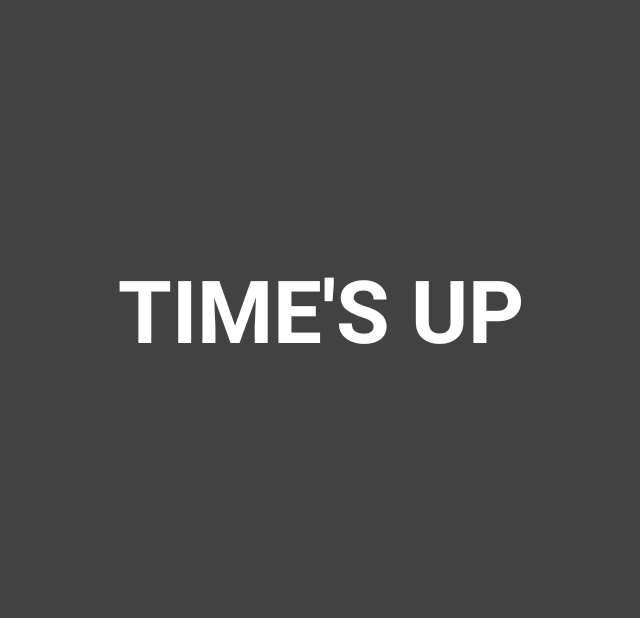
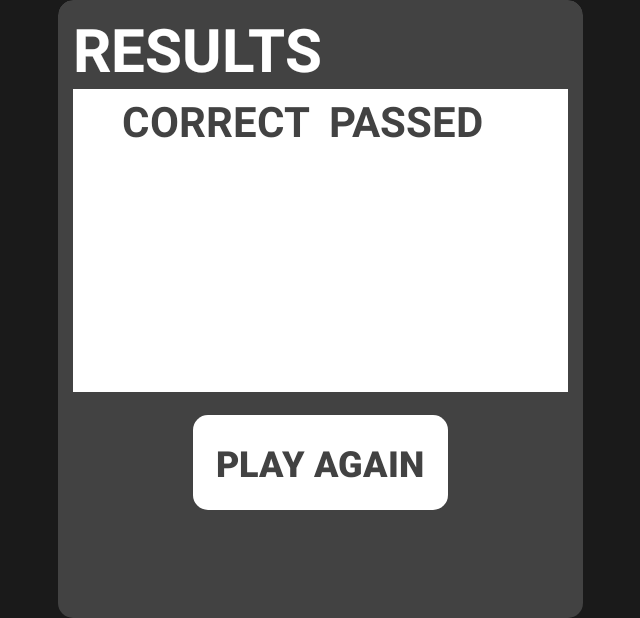
Before and after one commit to ivanvb/HeadsUp, an Android app: the GameActivity screen opened directly, with no data from a screen before it, on a phone screen of 824 x 412 dp (held sideways). Shown: the whole screen, without its empty margins (297-937 px from the left). Run offline under Robolectric (Android 15) with nearby library versions, the phone set to English and light mode, and no system bars; 5 statements that could not run were skipped.

Commit message:
Added results fragment

```diff
--- a/app/src/main/java/com/example/headsup/GameActivity.java
+++ b/app/src/main/java/com/example/headsup/GameActivity.java
@@ -12,6 +12,7 @@ import android.hardware.SensorManager;
 import android.media.MediaPlayer;
 import android.os.CountDownTimer;
 import android.provider.MediaStore;
+import android.support.v4.app.FragmentManager;
 import android.support.v7.app.AppCompatActivity;
 import android.os.Bundle;
 import android.util.Log;
@@ -44,6 +45,8 @@ public class GameActivity extends AppCompatActivity implements SensorEventListen
     Context sensorContext;
     String correctText, incorrectText;
     CountDownTimer timer, delayBeforeEndTimer;
+    ResultsDialogFragment resultsDialogFragment;
+    ArrayList<String> correctWords, incorrectWords;
 
     int STEP = 2000;
     int correct = 0, incorrect = 0;
@@ -55,6 +58,8 @@ public class GameActivity extends AppCompatActivity implements SensorEventListen
         setContentView(R.layout.activity_game);
 
         setGameTime();
+        correctWords = new ArrayList<>();
+        incorrectWords = new ArrayList<>();
         correctText = getResources().getString( R.string.correct );
         incorrectText = getResources().getString( R.string.incorrect );
         words = getWords();
@@ -182,6 +187,7 @@ public class GameActivity extends AppCompatActivity implements SensorEventListen
                     {
                         mpc.start();
                         soundAlreadyPlayed = true;
+                        correctWords.add(currentWord);
                         changeWord();
                         correct++;
                     }
@@ -197,6 +203,7 @@ public class GameActivity extends AppCompatActivity implements SensorEventListen
                     {
                         mpi.start();
                         soundAlreadyPlayed = true;
+                        incorrectWords.add(currentWord);
                         changeWord();
                         incorrect++;
                     }
@@ -304,8 +311,7 @@ public class GameActivity extends AppCompatActivity implements SensorEventListen
 
             @Override
             public void onFinish() {
-                //TO DO
-                //IMPLEMENT FRAGMENT POP UP WITH SCORES
+                openResultsFragment();
             }
         }.start();
     }
@@ -325,4 +331,11 @@ public class GameActivity extends AppCompatActivity implements SensorEventListen
         }
         return super.onKeyDown(keyCode, event);
     }
+
+    private void openResultsFragment()
+    {
+        FragmentManager fm = getSupportFragmentManager();
+        resultsDialogFragment = ResultsDialogFragment.newInstance(correctWords, incorrectWords);
+        resultsDialogFragment.show(fm, "Result");
+    }
 }
--- a/app/src/main/java/com/example/headsup/MainActivity.java
+++ b/app/src/main/java/com/example/headsup/MainActivity.java
@@ -191,7 +191,6 @@ public class MainActivity extends AppCompatActivity implements View.OnClickListe
     {
         FragmentManager fm = getSupportFragmentManager();
         editNameDialogFragment = SettingsDialogFragment.newInstance(theme, music, sound, time);
-
         editNameDialogFragment.show(fm, theme);
     }
 
@@ -200,15 +199,6 @@ public class MainActivity extends AppCompatActivity implements View.OnClickListe
     public void onInputSent(String input) {
 
         editNameDialogFragment.receiveData(input);
-        if(input.contains("commit"))
-        {
-
-        }
-        else
-        {
-
-        }
-
 
     }
 
--- /dev/null
+++ b/app/src/main/java/com/example/headsup/ResultsDialogFragment.java
@@ -0,0 +1,81 @@
+package com.example.headsup;
+
+import android.os.Bundle;
+import android.support.annotation.NonNull;
+import android.support.annotation.Nullable;
+import android.support.v4.app.DialogFragment;
+import android.view.LayoutInflater;
+import android.view.View;
+import android.view.ViewGroup;
+import android.widget.TextView;
+import android.widget.Toast;
+
+import java.util.ArrayList;
+import java.util.Arrays;
+
+public class ResultsDialogFragment extends DialogFragment implements View.OnClickListener{
+
+    private static ArrayList<String> fragCorrectWords, fragIncorrectWords;
+    public ResultsDialogFragment()
+    {
+
+    }
+
+    public static ResultsDialogFragment newInstance(ArrayList<String> correct, ArrayList<String> incorrect) {
+
+
+        fragCorrectWords = correct;
+        fragIncorrectWords = incorrect;
+
+        Bundle args = new Bundle();
+
+        ResultsDialogFragment fragment = new ResultsDialogFragment();
+        fragment.setArguments(args);
+        return fragment;
+    }
+
+    @Nullable
+    @Override
+    public View onCreateView(@NonNull LayoutInflater inflater, @Nullable ViewGroup container, @Nullable Bundle savedInstanceState) {
+        getDialog().getWindow().setBackgroundDrawableResource(R.drawable.round_fragment);
+
+        return inflater.inflate(R.layout.results_dialog_fragment, container);
+    }
+
+    @Override
+    public void onViewCreated(@NonNull View view, @Nullable Bundle savedInstanceState) {
+        super.onViewCreated(view, savedInstanceState);
+
+        publishResults();
+
+    }
+
+    @Override
+    public void onClick(View v) {
+
+    }
+
+    private void publishResults()
+    {
+        TextView tvCorrect, tvIncorrect;
+        tvCorrect = getView().findViewById(R.id.tvCorrectWords);
+        tvIncorrect = getView().findViewById(R.id.tvIncorrectWords);
+
+        String correct = "", incorrect = "";
+
+        for(int i = 0; i < fragCorrectWords.size(); i++)
+        {
+            correct += fragCorrectWords.get(i);
+            correct += "\n\n";
+        }
+
+        for(int i = 0; i < fragIncorrectWords.size(); i++)
+        {
+            incorrect += fragIncorrectWords.get(i);
+            incorrect += "\n\n";
+        }
+
+        tvCorrect.setText(correct);
+        tvIncorrect.setText(incorrect);
+    }
+}
--- /dev/null
+++ b/app/src/main/res/layout/results_dialog_fragment.xml
@@ -0,0 +1,137 @@
+<?xml version="1.0" encoding="utf-8"?>
+<LinearLayout xmlns:android="http://schemas.android.com/apk/res/android"
+    xmlns:app="http://schemas.android.com/apk/res-auto"
+    android:id="@+id/edit_name"
+    android:layout_width="400dp"
+    android:layout_height="400dp"
+    android:layout_gravity="center"
+    android:orientation="vertical"
+    android:minWidth="175dp"
+    android:minHeight="225dp"
+    android:background="@drawable/round_fragment"
+    android:tag="timeSettings">
+
+    <android.support.v7.widget.CardView
+        app:cardCornerRadius="10dp"
+        android:layout_width="350dp"
+        android:layout_height="450dp"
+        android:id="@+id/popup"
+        android:background="?attr/backgroundColor">
+
+
+        <RelativeLayout
+            android:layout_width="wrap_content"
+            android:layout_height="wrap_content"
+            android:layout_marginTop="5dp"
+            android:layout_marginStart="10dp"
+            android:layout_marginEnd="10dp">
+
+            <TextView
+                android:id="@+id/resultsTitle"
+                android:layout_width="wrap_content"
+                android:layout_height="wrap_content"
+                android:text="RESULTS"
+                android:textSize="40sp"
+                android:textStyle="bold"
+                android:textColor="?attr/textColor"/>
+
+            <View
+                android:id="@+id/resultsDivider"
+                android:layout_width="match_parent"
+                android:layout_height="2dp"
+                android:background="?attr/textColor"
+                android:layout_below="@+id/resultsTitle"
+                android:layout_marginBottom="0dp"/>
+
+
+            <ScrollView
+                android:id="@+id/scrollView"
+                android:layout_below="@+id/resultsDivider"
+                android:layout_width="match_parent"
+                android:background="?attr/textColor"
+                android:layout_height="200dp">
+
+                <RelativeLayout
+                    android:layout_width="match_parent"
+                    android:layout_height="wrap_content">
+
+                    <TextView
+                        android:gravity="center"
+                        android:id="@+id/correctTitle"
+                        android:textColor="?attr/backgroundColor"
+                        android:layout_width="wrap_content"
+                        android:layout_height="wrap_content"
+                        android:textStyle="bold"
+                        android:text="@string/correct"
+                        android:layout_toLeftOf="@+id/wordsDivider"
+                        android:textSize="28sp"/>
+                    <TextView
+                        android:gravity="center"
+                        android:id="@+id/incorrectTile"
+                        android:textColor="?attr/backgroundColor"
+                        android:layout_width="wrap_content"
+                        android:layout_height="wrap_content"
+                        android:textStyle="bold"
+                        android:text="@string/passed"
+                        android:layout_toRightOf="@+id/wordsDivider"
+                        android:textSize="28sp"/>
+
+                    <TextView
+                        android:layout_below="@id/correctTitle"
+                        android:id="@+id/tvCorrectWords"
+                        android:textColor="?attr/backgroundColor"
+                        android:layout_width="wrap_content"
+                        android:layout_height="wrap_content"
+                        android:text="@string/lorem_ipsum"
+                        android:layout_toLeftOf="@+id/wordsDivider"
+                        android:layout_marginRight="2dp"
+                        android:textSize="16sp"
+                        android:textStyle="bold"
+                        android:gravity="center" />
+
+                    <View
+                        android:id="@+id/wordsDivider"
+                        android:layout_width="12dp"
+                        android:layout_height="match_parent"
+                        android:background="?attr/textColor"
+                        android:layout_centerHorizontal="true"
+                        android:layout_marginBottom="0dp" />
+
+                    <TextView
+                        android:textSize="16sp"
+                        android:id="@+id/tvIncorrectWords"
+                        android:layout_below="@+id/incorrectTile"
+                        android:gravity="center"
+                        android:textColor="?attr/backgroundColor"
+                        android:layout_marginLeft="2dp"
+                        android:layout_width="wrap_content"
+                        android:layout_height="wrap_content"
+                        android:text="@string/lorem_ipsum"
+                        android:layout_toRightOf="@+id/wordsDivider"
+                        android:textStyle="bold"/>
+                </RelativeLayout>
+
+
+            </ScrollView>
+
+            <Button
+                android:id="@+id/btnPlayAgain"
+                android:layout_width="wrap_content"
+                android:layout_height="wrap_content"
+                android:background="@drawable/rounded_corner_button"
+                android:textColor="?attr/backgroundColor"
+                android:layout_centerHorizontal="true"
+                android:layout_marginTop="15dp"
+                android:textStyle="bold"
+                android:textSize="24sp"
+                android:text="PLAY AGAIN"
+                android:padding="15dp"
+                android:layout_below="@+id/scrollView"/>
+
+
+        </RelativeLayout>
+
+
+
+    </android.support.v7.widget.CardView>
+</LinearLayout>
--- a/app/src/main/res/values/strings.xml
+++ b/app/src/main/res/values/strings.xml
@@ -6,6 +6,7 @@
     <string name="correct">CORRECT</string>
     <string name="incorrect">INCORRECT</string>
     <string name="settings_time_title">TIME SETTINGS</string>
+    <string name="passed">PASSED</string>
 
     <!--Settings related strings-->
     <string name="settings_title">SETTINGS</string>
@@ -285,4 +286,12 @@
         <item name="Programmer">Programmer</item>
     </string-array>
 
+    <string name="lorem_ipsum">
+        Lorem ipsum dolor sit amet, consectetur adipiscing elit. Donec lacinia dictum dapibus. Nunc quam leo, pulvinar eget aliquam non, aliquam sed ipsum. Curabitur ut lacus in massa sagittis vulputate ac quis massa. Mauris gravida eros a nulla porta, vitae molestie nisi porttitor. Nam maximus velit in libero laoreet, quis malesuada velit aliquet. Mauris luctus eleifend mauris, vitae commodo quam vestibulum in. Ut eget mauris id erat ultrices sodales lacinia vitae nisi. Morbi congue et mauris id blandit. Phasellus ullamcorper felis ex, nec sodales elit convallis sodales.
+
+Nunc tristique ipsum a magna vestibulum laoreet. Aliquam id nunc at orci auctor consectetur ac nec justo. Vestibulum eu blandit sapien. Proin aliquet dignissim ligula eu blandit. Maecenas tellus lectus, luctus sit amet diam non, vehicula ornare massa. Mauris mi nisl, interdum et elit eget, commodo sodales augue. Praesent quis quam vitae turpis tristique scelerisque. Phasellus at dictum felis, non consectetur nisi.
+
+Class aptent taciti sociosqu ad litora torquent per conubia nostra, per inceptos himenaeos. Suspendisse commodo lacinia facilisis. Nunc interdum nunc eu libero aliquam sodales ut nec nibh. Sed ac tellus fermentum, dictum orci at, cursus quam. Maecenas vitae porta mauris. Fusce eleifend dui vel sapien aliquam, id maximus urna pretium. Aliquam rutrum ligula id mi dignissim sagittis. Phasellus a lectus efficitur, scelerisque massa in, ultrices est. Sed dui arcu, accumsan sit amet magna a, feugiat facilisis risus. In at nisl in lacus sagittis semper at id enim. Nunc facilisis eget metus eu eleifend. Nulla eget leo congue sem iaculis convallis. Aliquam dictum eu ante id rhoncus. Suspendisse odio eros, pretium sit amet nisl id, scelerisque interdum mauris.
+    </string>
+
 </resources>
```
